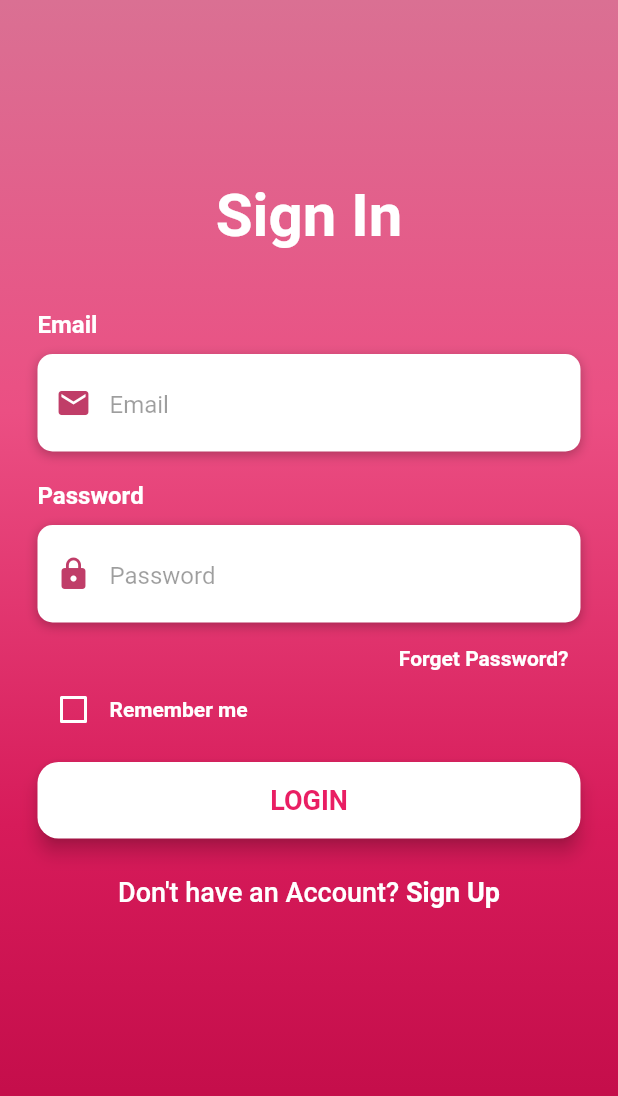
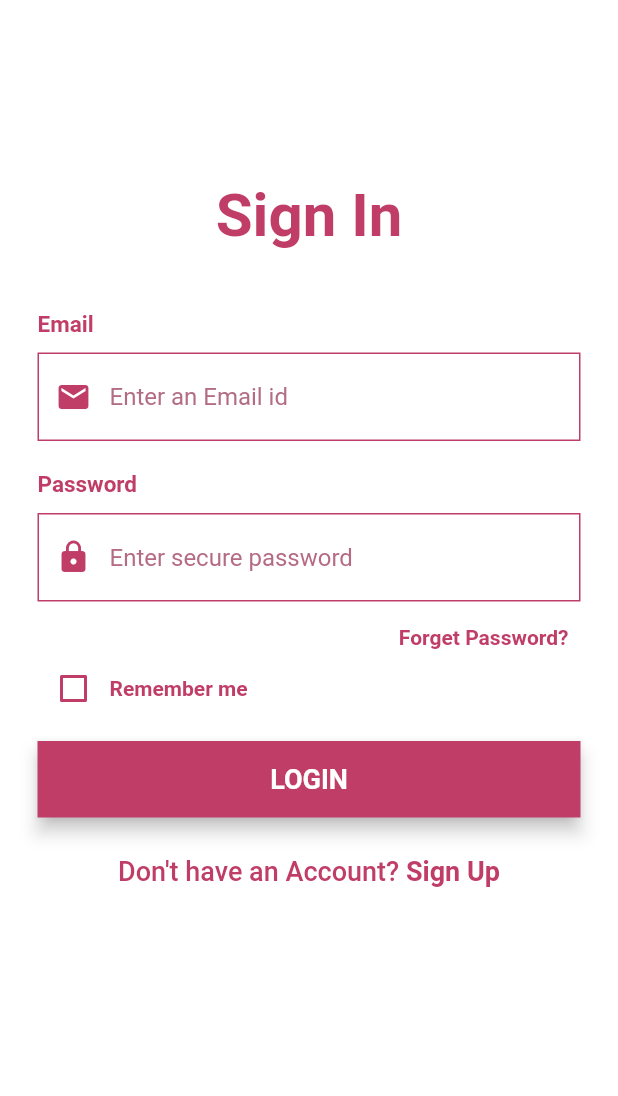
Before and after one commit to M3fay1q/myntra_clone_flutter, a Flutter app: the screen it shows after launch, on a phone screen of 412 x 824 dp. Shown: the top 1096 px of the screen. Run offline on Flutter 3.47's test engine with Material 2 defaults, Android fonts, the phone set to English and light mode, and no system bars; our stand-ins replace carousel_slider, form_field_validator, get, google_fonts, smooth_page_indicator.

Commit message:
login screen changes made

```diff
--- a/lib/src/view/screens/explore/explore_screen.dart
+++ b/lib/src/view/screens/explore/explore_screen.dart
@@ -23,7 +23,7 @@ class ExploreScreen extends StatelessWidget {
                       style: GoogleFonts.roboto(
                           fontSize: 19,
                           fontWeight: FontWeight.w300,
-                          color: const Color.fromARGB(255, 54, 54, 54))),
+                          color: const Color.fromARGB(255, 41, 41, 41))),
                 ),
               ),
             ),
--- a/lib/src/view/screens/login/login_screen.dart
+++ b/lib/src/view/screens/login/login_screen.dart
@@ -21,16 +21,7 @@ class LoginScreen extends StatelessWidget {
             height: double.infinity,
             width: double.infinity,
             decoration: const BoxDecoration(
-              gradient: LinearGradient(
-                begin: Alignment.topCenter,
-                end: Alignment.bottomCenter,
-                colors: [
-                  Color.fromARGB(255, 218, 112, 147),
-                  Color.fromARGB(255, 235, 79, 131),
-                  Color.fromARGB(255, 215, 27, 90),
-                  Color.fromARGB(255, 187, 7, 67),
-                ],
-              ),
+              color: Color.fromARGB(255, 255, 255, 255),
             ),
             child: SingleChildScrollView(
               physics: const AlwaysScrollableScrollPhysics(),
@@ -47,7 +38,7 @@ class LoginScreen extends StatelessWidget {
                     Text(
                       'Sign In',
                       style: GoogleFonts.roboto(
-                          color: Colors.white,
+                          color: const Color.fromARGB(255, 192, 61, 104),
                           fontSize: 40,
                           fontWeight: FontWeight.bold),
                     ),
--- a/lib/src/view/screens/login/widget/build_email_widget.dart
+++ b/lib/src/view/screens/login/widget/build_email_widget.dart
@@ -1,4 +1,5 @@
 import 'package:flutter/material.dart';
+import 'package:form_field_validator/form_field_validator.dart';
 import 'package:get/get.dart';
 import 'package:google_fonts/google_fonts.dart';
 import '../login_controller.dart';
@@ -15,47 +16,39 @@ class BuildEmailWidget extends StatelessWidget {
         Text(
           'Email',
           style: GoogleFonts.roboto(
-              color: Colors.white, fontSize: 16, fontWeight: FontWeight.bold),
+              color: const Color.fromARGB(255, 192, 61, 104),
+              fontSize: 15,
+              fontWeight: FontWeight.bold),
         ),
         const SizedBox(
           height: 10,
         ),
-        Container(
-          alignment: Alignment.centerLeft,
-          decoration: BoxDecoration(
-            color: Colors.white,
-            borderRadius: BorderRadius.circular(10),
-            boxShadow: const [
-              BoxShadow(
-                color: Colors.black26,
-                blurRadius: 6,
-                offset: Offset(0, 2),
+        TextFormField(
+          // controller: loginController.userNameController,
+          decoration: InputDecoration(
+              border: const OutlineInputBorder(),
+              focusedBorder: OutlineInputBorder(
+                borderSide: const BorderSide(
+                    color: Color.fromARGB(255, 192, 61, 104), width: 1.0),
+                borderRadius: BorderRadius.circular(0.0),
               ),
-            ],
-          ),
-          height: 65,
-          child: TextFormField(
-            keyboardType: TextInputType.emailAddress,
-            style: GoogleFonts.roboto(
-              color: Colors.black87,
-            ),
-            validator: ((value) {
-              if (value == null || value.isEmpty) {
-                return "    Enter a email address";
-              } else {
-                return null;
-              }
-            }),
-            decoration: InputDecoration(
-              border: InputBorder.none,
-              contentPadding: const EdgeInsets.only(top: 16),
+              enabledBorder: OutlineInputBorder(
+                borderSide: const BorderSide(
+                    color: Color.fromARGB(255, 192, 61, 104), width: 1.0),
+                borderRadius: BorderRadius.circular(0.0),
+              ),
               prefixIcon: const Icon(
                 Icons.email,
                 color: Color.fromARGB(255, 192, 61, 104),
               ),
-              hintText: 'Email',
-              hintStyle: GoogleFonts.roboto(color: Colors.black38),
-            ),
+              hintText: 'Enter an Email id',
+              hintStyle: GoogleFonts.roboto(
+                  color: const Color.fromARGB(255, 178, 109, 132))),
+          validator: MultiValidator(
+            [
+              RequiredValidator(errorText: "Please enter email id"),
+              EmailValidator(errorText: "Enter valid email id"),
+            ],
           ),
         ),
       ],
--- a/lib/src/view/screens/login/widget/build_forget_password_widget.dart
+++ b/lib/src/view/screens/login/widget/build_forget_password_widget.dart
@@ -14,7 +14,7 @@ class BuildForgetPasswordWidget extends StatelessWidget {
         child: Text(
           'Forget Password?',
           style: GoogleFonts.roboto(
-            color: Colors.white,
+            color: const Color.fromARGB(255, 192, 61, 104),
             fontWeight: FontWeight.bold,
           ),
         ),
--- a/lib/src/view/screens/login/widget/build_login_button_widget.dart
+++ b/lib/src/view/screens/login/widget/build_login_button_widget.dart
@@ -14,10 +14,10 @@ class BuildLoginButtonWidget extends StatelessWidget {
       width: double.infinity,
       child: ElevatedButton(
         style: ElevatedButton.styleFrom(
-            backgroundColor: const Color.fromARGB(255, 255, 255, 255),
+            backgroundColor: const Color.fromARGB(255, 192, 61, 104),
             elevation: 5,
             shape: RoundedRectangleBorder(
-              borderRadius: BorderRadius.circular(14),
+              borderRadius: BorderRadius.circular(0),
             ),
             padding: const EdgeInsets.all(15)),
         onPressed: (() {
@@ -26,7 +26,9 @@ class BuildLoginButtonWidget extends StatelessWidget {
         child: Text(
           'LOGIN',
           style: GoogleFonts.roboto(
-              color: Colors.pink, fontSize: 18, fontWeight: FontWeight.bold),
+              color: const Color.fromARGB(255, 255, 255, 255),
+              fontSize: 18,
+              fontWeight: FontWeight.bold),
         ),
       ),
     );
--- a/lib/src/view/screens/login/widget/build_password_widget.dart
+++ b/lib/src/view/screens/login/widget/build_password_widget.dart
@@ -1,4 +1,5 @@
 import 'package:flutter/material.dart';
+import 'package:form_field_validator/form_field_validator.dart';
 import 'package:get/get.dart';
 import 'package:google_fonts/google_fonts.dart';
 
@@ -16,47 +17,44 @@ class BuildPasswordWidget extends StatelessWidget {
         Text(
           'Password',
           style: GoogleFonts.roboto(
-              color: Colors.white, fontSize: 16, fontWeight: FontWeight.bold),
+              color: const Color.fromARGB(255, 192, 61, 104),
+              fontSize: 15,
+              fontWeight: FontWeight.bold),
         ),
         const SizedBox(
           height: 10,
         ),
-        Container(
-          alignment: Alignment.centerLeft,
-          decoration: BoxDecoration(
-            color: Colors.white,
-            borderRadius: BorderRadius.circular(10),
-            boxShadow: const [
-              BoxShadow(
-                color: Colors.black26,
-                blurRadius: 6,
-                offset: Offset(0, 2),
+        TextFormField(
+          // controller: loginController.passwordController,
+          obscureText: true,
+          decoration: InputDecoration(
+              border: const OutlineInputBorder(),
+              focusedBorder: OutlineInputBorder(
+                borderSide: const BorderSide(
+                    color: Color.fromARGB(255, 192, 61, 104), width: 1.0),
+                borderRadius: BorderRadius.circular(0.0),
               ),
-            ],
-          ),
-          height: 65,
-          child: TextFormField(
-            obscureText: true,
-            style: GoogleFonts.roboto(
-              color: Colors.black87,
-            ),
-            validator: (value) {
-              if (value == null || value.isEmpty) {
-                return "    Enter a password";
-              } else {
-                return null;
-              }
-            },
-            decoration: InputDecoration(
-              border: InputBorder.none,
-              contentPadding: const EdgeInsets.only(top: 16),
+              enabledBorder: OutlineInputBorder(
+                borderSide: const BorderSide(
+                    color: Color.fromARGB(255, 192, 61, 104), width: 1.0),
+                borderRadius: BorderRadius.circular(0.0),
+              ),
               prefixIcon: const Icon(
                 Icons.lock,
                 color: Color.fromARGB(255, 192, 61, 104),
               ),
-              hintText: 'Password',
-              hintStyle: GoogleFonts.roboto(color: Colors.black38),
-            ),
+              hintText: 'Enter secure password',
+              hintStyle: GoogleFonts.roboto(
+                  color: const Color.fromARGB(255, 181, 107, 132))),
+          validator: MultiValidator(
+            [
+              RequiredValidator(errorText: "Please enter password"),
+              MinLengthValidator(2,
+                  errorText: "Password should be atleast 6 characters"),
+              MaxLengthValidator(15,
+                  errorText:
+                      "Password should not be greater than 15 characters")
+            ],
           ),
         ),
       ],
--- a/lib/src/view/screens/login/widget/build_remember_widget.dart
+++ b/lib/src/view/screens/login/widget/build_remember_widget.dart
@@ -15,11 +15,12 @@ class BuildRememberWidget extends StatelessWidget {
       child: Row(
         children: [
           Theme(
-            data: ThemeData(unselectedWidgetColor: Colors.white),
+            data: ThemeData(
+                unselectedWidgetColor: const Color.fromARGB(255, 192, 61, 104)),
             child: Checkbox(
                 value: loginController.isRememberme,
-                checkColor: Colors.pink,
-                activeColor: Colors.white,
+                checkColor: const Color.fromARGB(255, 192, 61, 104),
+                activeColor: const Color.fromARGB(255, 192, 61, 104),
                 onChanged: (value) {
                   loginController.onChanged(value);
                 }),
@@ -27,7 +28,7 @@ class BuildRememberWidget extends StatelessWidget {
           Text(
             'Remember me',
             style: GoogleFonts.roboto(
-              color: Colors.white,
+              color: const Color.fromARGB(255, 192, 61, 104),
               fontWeight: FontWeight.bold,
             ),
           ),
--- a/lib/src/view/screens/login/widget/build_signup_button_widget.dart
+++ b/lib/src/view/screens/login/widget/build_signup_button_widget.dart
@@ -13,14 +13,14 @@ class BuildSignupButtonWidget extends StatelessWidget {
             TextSpan(
               text: 'Don\'t have an Account? ',
               style: GoogleFonts.roboto(
-                  color: Colors.white,
+                  color: const Color.fromARGB(255, 192, 61, 104),
                   fontSize: 18,
                   fontWeight: FontWeight.w500),
             ),
             TextSpan(
               text: 'Sign Up',
               style: GoogleFonts.roboto(
-                  color: Colors.white,
+                  color: const Color.fromARGB(255, 192, 61, 104),
                   fontSize: 18,
                   fontWeight: FontWeight.bold),
             ),
```
Also changed, not shown: 10 other files.
